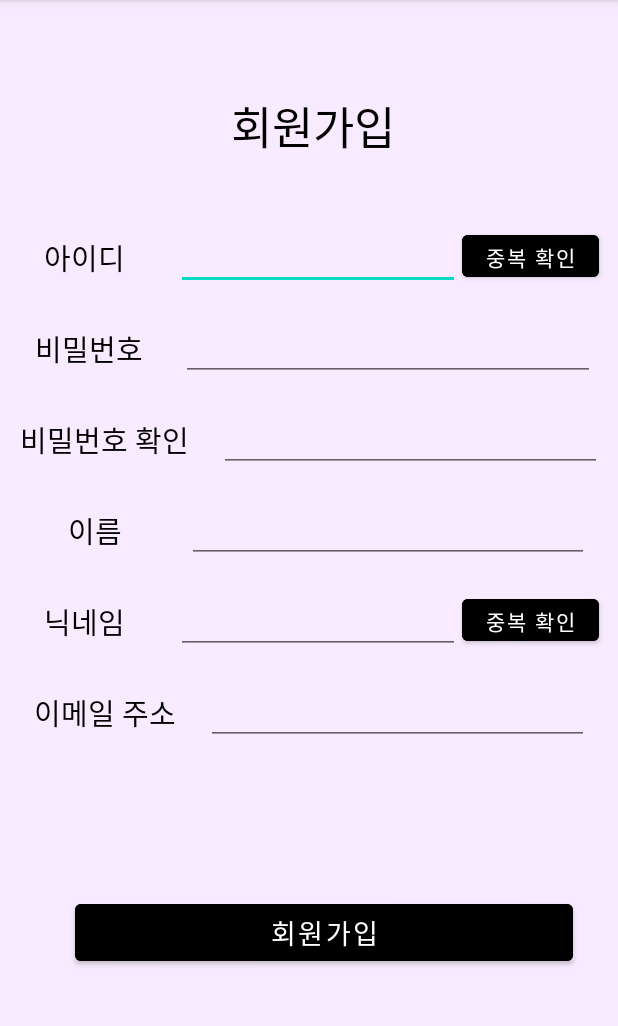
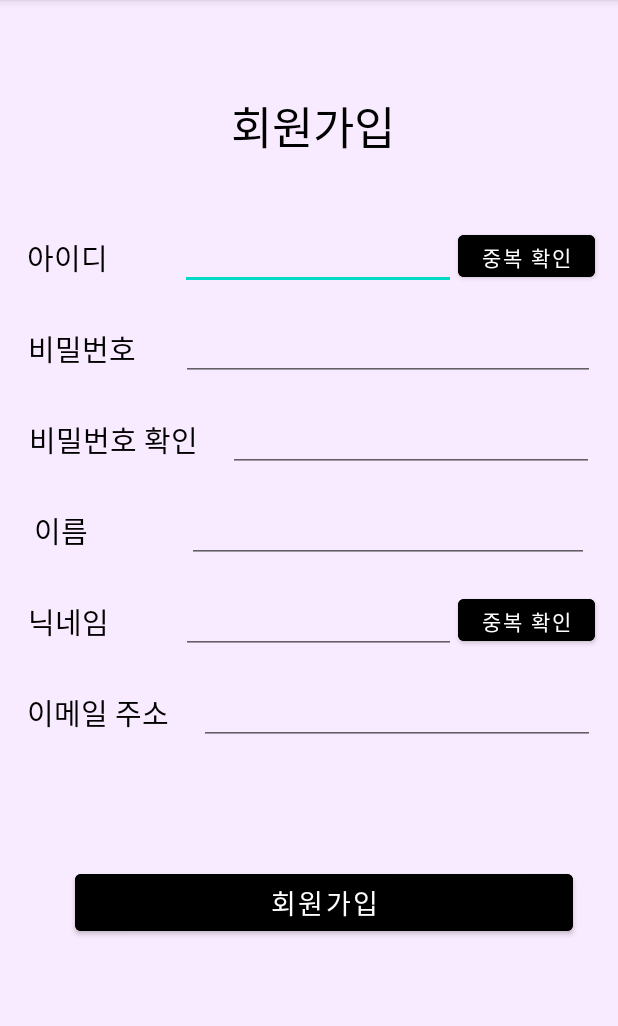
Before and after one commit to Catch-my-hand/catch_my_hand, an Android app: the JoinActivity screen opened directly, with no data from a screen before it, on a phone screen of 412 x 824 dp, the part 84-1110 px from its top. Run offline under Robolectric (Android 15) with nearby library versions, the phone set to English and light mode, and no system bars.

```diff
--- a/app/src/main/res/layout/join.xml
+++ b/app/src/main/res/layout/join.xml
@@ -32,13 +32,12 @@
             android:layout_height="wrap_content"
             android:layout_marginLeft="3dp"
             android:layout_marginTop="1dp"
-            android:gravity="center"
             android:text="아이디"
             android:textColor="@color/black"
             android:textSize="19dp" />
 
         <EditText
-            android:layout_width="189dp"
+            android:layout_width="184dp"
             android:layout_height="wrap_content"
             android:layout_marginLeft="20dp"></EditText>
 
@@ -64,7 +63,6 @@
             android:layout_height="wrap_content"
             android:layout_marginLeft="3dp"
             android:layout_marginTop="1dp"
-            android:gravity="center"
             android:text="비밀번호"
             android:textColor="@color/black"
             android:textSize="19dp" />
@@ -89,13 +87,12 @@
             android:layout_height="wrap_content"
             android:layout_marginLeft="3dp"
             android:layout_marginTop="1dp"
-            android:gravity="center"
             android:text="비밀번호 확인"
             android:textColor="@color/black"
             android:textSize="19dp" />
 
         <EditText
-            android:layout_width="255dp"
+            android:layout_width="244dp"
             android:layout_height="wrap_content"
             android:layout_marginLeft="20dp"></EditText>
 
@@ -114,7 +111,6 @@
             android:layout_height="wrap_content"
             android:layout_marginLeft="3dp"
             android:layout_marginTop="1dp"
-            android:gravity="center"
             android:text="이름"
             android:textColor="@color/black"
             android:textSize="19dp" />
@@ -137,15 +133,14 @@
             android:id="@+id/textView6"
             android:layout_width="82dp"
             android:layout_height="wrap_content"
-            android:layout_marginLeft="3dp"
+            android:layout_marginLeft="4dp"
             android:layout_marginTop="1dp"
-            android:gravity="center"
             android:text="닉네임"
             android:textColor="@color/black"
             android:textSize="19dp" />
 
         <EditText
-            android:layout_width="189dp"
+            android:layout_width="183dp"
             android:layout_height="wrap_content"
             android:layout_marginLeft="20dp"></EditText>
 
@@ -171,13 +166,12 @@
             android:layout_height="wrap_content"
             android:layout_marginLeft="3dp"
             android:layout_marginTop="1dp"
-            android:gravity="center"
             android:text="이메일 주소"
             android:textColor="@color/black"
             android:textSize="19dp" />
 
         <EditText
-            android:layout_width="255dp"
+            android:layout_width="264dp"
             android:layout_height="wrap_content"
             android:layout_marginLeft="20dp"></EditText>
 
@@ -188,7 +182,7 @@
         android:layout_width="332dp"
         android:layout_height="50dp"
         android:layout_marginLeft="50dp"
-        android:layout_marginTop="100dp"
+        android:layout_marginTop="80dp"
         android:backgroundTint="@color/black"
         android:text="회원가입"
         android:textSize="18dp"
```
